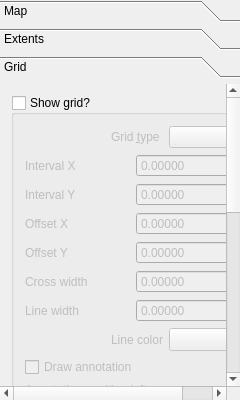
Old version of the form src/ui/qgscomposermapwidgetbase.ui in the repository kadas-albireo/kadas-albireo.
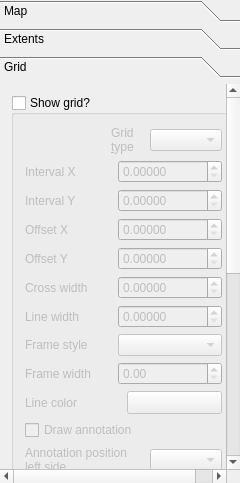
New version of the form. The open tabs and pages were chosen to show the change. Custom widgets are drawn as their Qt base class.

Commit message: [FEATURE]: Zebra style for composer grid (black/white pattern at borders)

What changed in the file:
```diff
--- a/src/ui/qgscomposermapwidgetbase.ui
+++ b/src/ui/qgscomposermapwidgetbase.ui
@@ -7,7 +7,7 @@
     <x>0</x>
     <y>0</y>
     <width>240</width>
-    <height>400</height>
+    <height>483</height>
    </rect>
   </property>
   <property name="sizePolicy">
@@ -34,7 +34,7 @@
         <x>0</x>
         <y>0</y>
         <width>230</width>
-        <height>312</height>
+        <height>395</height>
        </rect>
       </property>
       <attribute name="label">
@@ -227,8 +227,8 @@
        <rect>
         <x>0</x>
         <y>0</y>
-        <width>300</width>
-        <height>303</height>
+        <width>230</width>
+        <height>395</height>
        </rect>
       </property>
       <attribute name="label">
@@ -335,8 +335,8 @@
        <rect>
         <x>0</x>
         <y>0</y>
-        <width>217</width>
-        <height>662</height>
+        <width>218</width>
+        <height>712</height>
        </rect>
       </property>
       <attribute name="label">
@@ -355,7 +355,7 @@
           <bool>false</bool>
          </property>
          <layout class="QGridLayout" name="gridLayout_4">
-          <item row="0" column="2">
+          <item row="0" column="1">
            <widget class="QLabel" name="mGridTypeLabel">
             <property name="accessibleName">
              <string extracomment="Hello translotor"/>
@@ -508,9 +508,31 @@
               </property>
              </widget>
             </item>
+            <item row="6" column="0">
+             <widget class="QLabel" name="mFrameStyleLabel">
+              <property name="text">
+               <string>Frame style</string>
+              </property>
+             </widget>
+            </item>
+            <item row="6" column="1">
+             <widget class="QComboBox" name="mFrameStyleComboBox"/>
+            </item>
+            <item row="7" column="0">
+             <widget class="QLabel" name="mFrameWidthLabel">
+              <property name="text">
+               <string>Frame width</string>
+              </property>
+             </widget>
+            </item>
+            <item row="7" column="1">
+             <widget class="QDoubleSpinBox" name="mFrameWidthSpinBox"/>
+            </item>
            </layout>
           </item>
-          <item row="2" column="2">
+          <item row="2" column="0" colspan="4">
+           <layout class="QHBoxLayout" name="horizontalLayout">
+            <item>
            <widget class="QLabel" name="mLineColorLabel">
             <property name="text">
              <string>Line color</string>
@@ -523,7 +545,7 @@
             </property>
            </widget>
           </item>
-          <item row="2" column="3">
+            <item>
            <widget class="QgsColorButton" name="mLineColorButton">
             <property name="sizePolicy">
              <sizepolicy hsizetype="Preferred" vsizetype="Preferred">
@@ -536,7 +558,9 @@
             </property>
            </widget>
           </item>
-          <item row="3" column="0" colspan="3">
+           </layout>
+          </item>
+          <item row="3" column="0" colspan="2">
            <widget class="QCheckBox" name="mDrawAnnotationCheckBox">
             <property name="text">
              <string>Draw annotation</string>
@@ -672,14 +696,14 @@
             </item>
            </layout>
           </item>
-          <item row="5" column="0" colspan="2">
+          <item row="5" column="0">
            <widget class="QPushButton" name="mAnnotationFontButton">
             <property name="text">
              <string>Font...</string>
             </property>
            </widget>
           </item>
-          <item row="6" column="0" colspan="3">
+          <item row="6" column="0" colspan="2">
            <widget class="QLabel" name="mDistanceToFrameLabel">
             <property name="text">
              <string>Distance to map frame</string>
@@ -692,10 +716,10 @@
             </property>
            </widget>
           </item>
-          <item row="6" column="3">
+          <item row="6" column="2" colspan="2">
            <widget class="QDoubleSpinBox" name="mDistanceToMapFrameSpinBox"/>
           </item>
-          <item row="7" column="1" colspan="2">
+          <item row="7" column="0" colspan="2">
            <widget class="QLabel" name="mCoordinatePrecisionLabel">
             <property name="text">
              <string>Coordinate precision</string>
@@ -708,7 +732,7 @@
             </property>
            </widget>
           </item>
-          <item row="7" column="3">
+          <item row="7" column="2" colspan="2">
            <widget class="QSpinBox" name="mCoordinatePrecisionSpinBox"/>
           </item>
           <item row="8" column="0">
```
Lines whose indentation alone changed are shown as unchanged. The commit also changes 4 other files.
